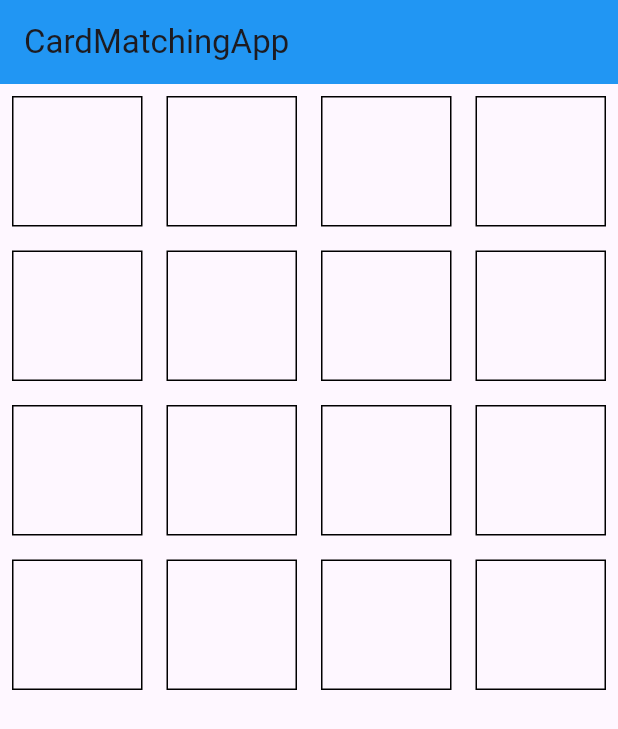
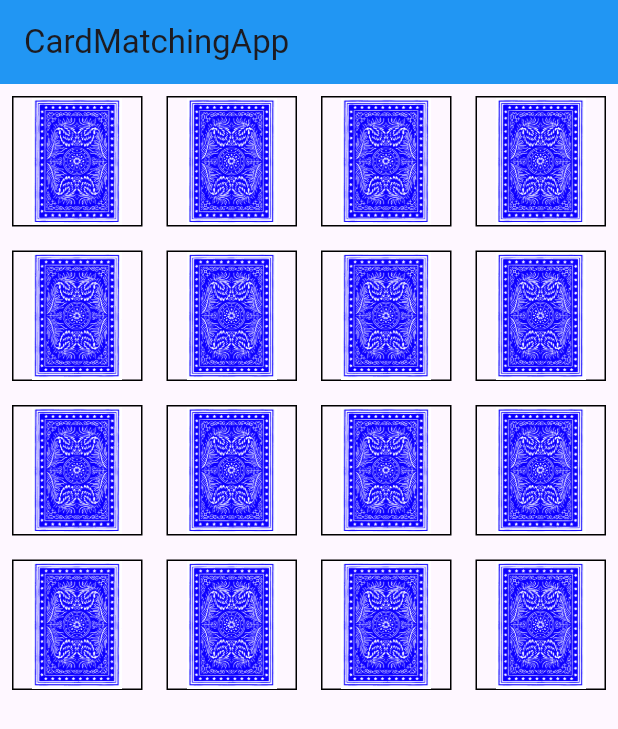
Before and after one commit to SunwooDua/homework3, a Flutter app: the screen it shows after launch, on a phone screen of 412 x 824 dp. Shown: the top 729 px of the screen. Run offline on Flutter 3.47's test engine with Material 3 defaults, Android fonts, the phone set to English and light mode, and no system bars.

Commit message:
changed to animated container / fixed pubspec

```diff
--- a/lib/main.dart
+++ b/lib/main.dart
@@ -17,17 +17,32 @@ class CardMatchApp extends StatelessWidget {
   }
 }
 
-class grid_box extends StatelessWidget {
-  const grid_box({super.key});
+class grid_box extends StatefulWidget {
+  @override
+  State<grid_box> createState() => _grid_boxState();
+}
+
+class _grid_boxState extends State<grid_box> {
+  bool selected = false;
 
   @override
   Widget build(BuildContext context) {
-    return Padding(
-      padding: EdgeInsets.all(8),
-      child: Container(
-        height: 25,
-        width: 25,
-        decoration: BoxDecoration(border: Border.all(color: Colors.black)),
+    return GestureDetector(
+      onTap: () {
+        setState(() {
+          selected = !selected;
+        });
+      },
+      child: Padding(
+        padding: EdgeInsets.all(8),
+        child: AnimatedContainer(
+          height: 25,
+          width: 25,
+          decoration: BoxDecoration(border: Border.all(color: Colors.black)),
+          duration: Duration(seconds: 2),
+          curve: Curves.bounceInOut,
+          child: Image(image: AssetImage('assets/card_back.png')),
+        ),
       ),
     );
   }
```
Also changed, not shown: pubspec.yaml (+5 -5 lines).
